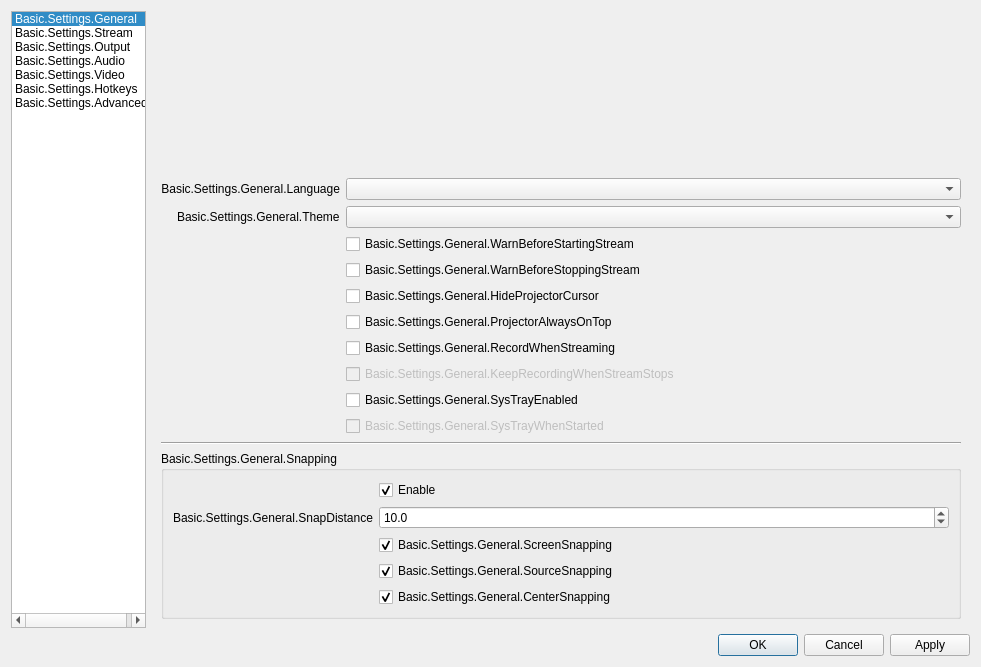
deepin-community/obs-studio, file UI/forms/OBSBasicSettings.ui: the form before one commit.
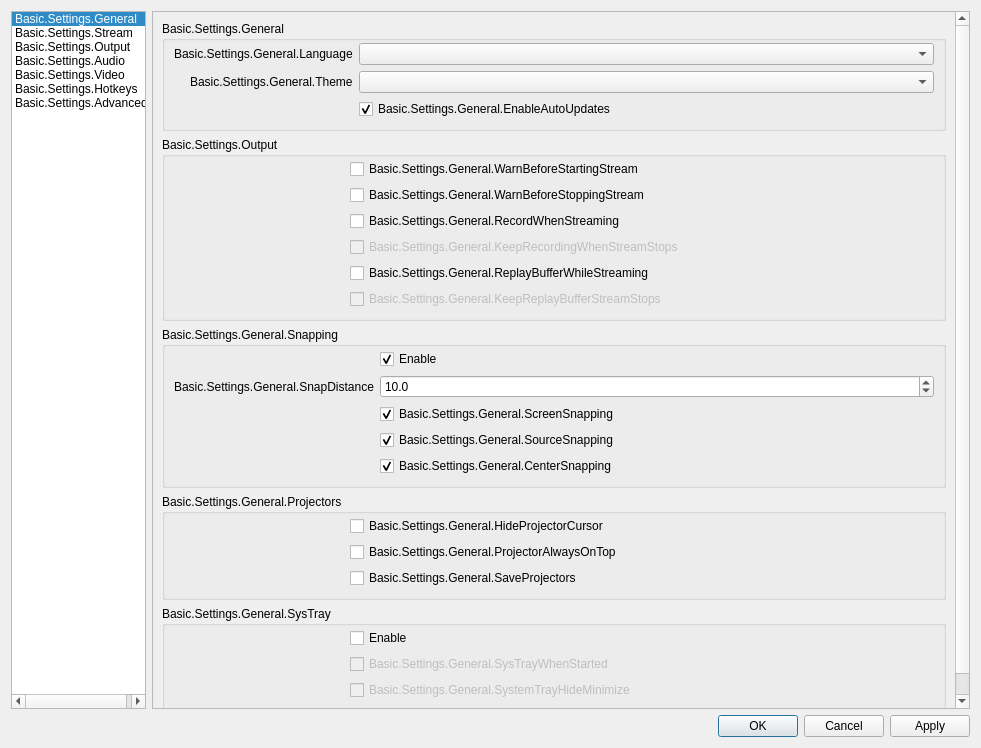
The form after the commit. The open tabs and pages were chosen to show the change. Icons and pictures are not drawn.

Diff of the .ui file:
```diff
--- a/UI/forms/OBSBasicSettings.ui
+++ b/UI/forms/OBSBasicSettings.ui
@@ -7,7 +7,7 @@
     <x>0</x>
     <y>0</y>
     <width>981</width>
-    <height>667</height>
+    <height>748</height>
    </rect>
   </property>
   <property name="sizePolicy">
@@ -116,221 +116,422 @@
         <number>0</number>
        </property>
        <widget class="QWidget" name="generalPage">
-        <layout class="QFormLayout" name="formLayout_2">
-         <property name="fieldGrowthPolicy">
-          <enum>QFormLayout::AllNonFixedFieldsGrow</enum>
+        <layout class="QVBoxLayout" name="verticalLayout_18">
+         <property name="leftMargin">
+          <number>0</number>
          </property>
-         <property name="labelAlignment">
-          <set>Qt::AlignRight|Qt::AlignTrailing|Qt::AlignVCenter</set>
+         <property name="topMargin">
+          <number>0</number>
          </property>
-         <item row="0" column="0">
-          <spacer name="verticalSpacer">
-           <property name="orientation">
-            <enum>Qt::Vertical</enum>
-           </property>
-           <property name="sizeHint" stdset="0">
-            <size>
-             <width>20</width>
-             <height>40</height>
-            </size>
-           </property>
-          </spacer>
-         </item>
-         <item row="1" column="0">
-          <widget class="QLabel" name="label">
-           <property name="minimumSize">
-            <size>
-             <width>170</width>
-             <height>0</height>
-            </size>
-           </property>
-           <property name="text">
-            <string>Basic.Settings.General.Language</string>
-           </property>
-           <property name="alignment">
-            <set>Qt::AlignRight|Qt::AlignTrailing|Qt::AlignVCenter</set>
-           </property>
-           <property name="buddy">
-            <cstring>language</cstring>
-           </property>
-          </widget>
-         </item>
-         <item row="1" column="1">
-          <widget class="QComboBox" name="language"/>
-         </item>
-         <item row="2" column="0">
-          <widget class="QLabel" name="label_42">
-           <property name="text">
-            <string>Basic.Settings.General.Theme</string>
-           </property>
-           <property name="buddy">
-            <cstring>theme</cstring>
-           </property>
-          </widget>
-         </item>
-         <item row="2" column="1">
-          <widget class="QComboBox" name="theme"/>
-         </item>
-         <item row="3" column="1">
-          <widget class="QCheckBox" name="warnBeforeStreamStart">
-           <property name="text">
-            <string>Basic.Settings.General.WarnBeforeStartingStream</string>
-           </property>
-          </widget>
-         </item>
-         <item row="4" column="1">
-          <widget class="QCheckBox" name="warnBeforeStreamStop">
-           <property name="text">
-            <string>Basic.Settings.General.WarnBeforeStoppingStream</string>
-           </property>
-          </widget>
-         </item>
-         <item row="7" column="1">
-          <widget class="QCheckBox" name="recordWhenStreaming">
-           <property name="text">
-            <string>Basic.Settings.General.RecordWhenStreaming</string>
-           </property>
-          </widget>
-         </item>
-         <item row="9" column="1">
-          <widget class="QCheckBox" name="systemTrayEnabled">
-           <property name="text">
-            <string>Basic.Settings.General.SysTrayEnabled</string>
-           </property>
-          </widget>
-         </item>
-         <item row="10" column="1">
-          <widget class="QCheckBox" name="systemTrayWhenStarted">
-           <property name="enabled">
-            <bool>false</bool>
-           </property>
-           <property name="text">
-            <string>Basic.Settings.General.SysTrayWhenStarted</string>
-           </property>
-          </widget>
-         </item>
-         <item row="11" column="0" colspan="2">
-          <widget class="Line" name="line_4">
-           <property name="orientation">
-            <enum>Qt::Horizontal</enum>
-           </property>
-          </widget>
-         </item>
-         <item row="12" column="0" colspan="2">
-          <widget class="QGroupBox" name="groupBox_10">
-           <property name="enabled">
+         <property name="rightMargin">
+          <number>0</number>
+         </property>
+         <property name="bottomMargin">
+          <number>0</number>
+         </property>
+         <item>
+          <widget class="QScrollArea" name="scrollArea_2">
+           <property name="widgetResizable">
             <bool>true</bool>
            </property>
-           <property name="sizePolicy">
-            <sizepolicy hsizetype="Preferred" vsizetype="Maximum">
-             <horstretch>0</horstretch>
-             <verstretch>0</verstretch>
-            </sizepolicy>
-           </property>
-           <property name="title">
-            <string>Basic.Settings.General.Snapping</string>
-           </property>
-           <property name="flat">
-            <bool>false</bool>
-           </property>
-           <layout class="QFormLayout" name="formLayout_21">
-            <property name="labelAlignment">
-             <set>Qt::AlignRight|Qt::AlignTrailing|Qt::AlignVCenter</set>
+           <widget class="QWidget" name="scrollAreaWidgetContents_2">
+            <property name="geometry">
+             <rect>
+              <x>0</x>
+              <y>0</y>
+              <width>818</width>
+              <height>697</height>
+             </rect>
             </property>
-            <item row="0" column="1">
-             <widget class="QCheckBox" name="snappingEnabled">
-              <property name="text">
-               <string>Enable</string>
-              </property>
-              <property name="checked">
-               <bool>true</bool>
-              </property>
-             </widget>
-            </item>
-            <item row="2" column="1">
-             <widget class="QCheckBox" name="screenSnapping">
-              <property name="text">
-               <string>Basic.Settings.General.ScreenSnapping</string>
-              </property>
-              <property name="checked">
-               <bool>true</bool>
-              </property>
-             </widget>
-            </item>
-            <item row="4" column="1">
-             <widget class="QCheckBox" name="centerSnapping">
-              <property name="text">
-               <string>Basic.Settings.General.CenterSnapping</string>
-              </property>
-              <property name="checked">
-               <bool>true</bool>
-              </property>
-             </widget>
-            </item>
-            <item row="3" column="1">
-             <widget class="QCheckBox" name="sourceSnapping">
-              <property name="text">
-               <string>Basic.Settings.General.SourceSnapping</string>
-              </property>
-              <property name="checked">
-               <bool>true</bool>
-              </property>
-             </widget>
-            </item>
-            <item row="1" column="1">
-             <widget class="QDoubleSpinBox" name="snapDistance">
-              <property name="decimals">
-               <number>1</number>
-              </property>
-              <property name="singleStep">
-               <double>0.500000000000000</double>
-              </property>
-              <property name="value">
-               <double>10.000000000000000</double>
-              </property>
-             </widget>
-            </item>
-            <item row="1" column="0">
-             <widget class="QLabel" name="label_9">
-              <property name="minimumSize">
-               <size>
-                <width>170</width>
-                <height>0</height>
-               </size>
-              </property>
-              <property name="text">
-               <string>Basic.Settings.General.SnapDistance</string>
-              </property>
-              <property name="alignment">
-               <set>Qt::AlignRight|Qt::AlignTrailing|Qt::AlignVCenter</set>
-              </property>
-             </widget>
-            </item>
-           </layout>
-          </widget>
-         </item>
-         <item row="5" column="1">
-          <widget class="QCheckBox" name="hideProjectorCursor">
-           <property name="text">
-            <string>Basic.Settings.General.HideProjectorCursor</string>
-           </property>
-          </widget>
-         </item>
-         <item row="8" column="1">
-          <widget class="QCheckBox" name="keepRecordStreamStops">
-           <property name="enabled">
-            <bool>false</bool>
-           </property>
-           <property name="text">
-            <string>Basic.Settings.General.KeepRecordingWhenStreamStops</string>
-           </property>
-          </widget>
-         </item>
-         <item row="6" column="1">
-          <widget class="QCheckBox" name="projectorAlwaysOnTop">
-           <property name="text">
-            <string>Basic.Settings.General.ProjectorAlwaysOnTop</string>
-           </property>
+            <layout class="QVBoxLayout" name="verticalLayout_19">
+             <property name="leftMargin">
+              <number>0</number>
+             </property>
+             <property name="topMargin">
+              <number>0</number>
+             </property>
+             <property name="rightMargin">
+              <number>0</number>
+             </property>
+             <property name="bottomMargin">
+              <number>9</number>
+             </property>
+             <item alignment="Qt::AlignTop">
+              <widget class="QWidget" name="widget_2" native="true">
+               <layout class="QVBoxLayout" name="verticalLayout_20">
+                <item>
+                 <widget class="QGroupBox" name="groupBox_15">
+                  <property name="title">
+                   <string>Basic.Settings.General</string>
+                  </property>
+                  <layout class="QFormLayout" name="formLayout_32">
+                   <property name="fieldGrowthPolicy">
+                    <enum>QFormLayout::AllNonFixedFieldsGrow</enum>
+                   </property>
+                   <property name="labelAlignment">
+                    <set>Qt::AlignRight|Qt::AlignTrailing|Qt::AlignVCenter</set>
+                   </property>
+                   <property name="topMargin">
+                    <number>2</number>
+                   </property>
+                   <item row="0" column="0">
+                    <widget class="QLabel" name="label">
+                     <property name="text">
+                      <string>Basic.Settings.General.Language</string>
+                     </property>
+                     <property name="buddy">
+                      <cstring>language</cstring>
+                     </property>
+                    </widget>
+                   </item>
+                   <item row="0" column="1">
+                    <widget class="QComboBox" name="language"/>
+                   </item>
+                   <item row="1" column="0">
+                    <widget class="QLabel" name="label_42">
+                     <property name="text">
+                      <string>Basic.Settings.General.Theme</string>
+                     </property>
+                     <property name="buddy">
+                      <cstring>theme</cstring>
+                     </property>
+                    </widget>
+                   </item>
+                   <item row="1" column="1">
+                    <widget class="QComboBox" name="theme"/>
+                   </item>
+                   <item row="2" column="1">
+                    <widget class="QCheckBox" name="enableAutoUpdates">
+                     <property name="text">
+                      <string>Basic.Settings.General.EnableAutoUpdates</string>
+                     </property>
+                     <property name="checked">
+                      <bool>true</bool>
+                     </property>
+                    </widget>
+                   </item>
+                   <item row="2" column="0">
+                    <spacer name="horizontalSpacer_3">
+                     <property name="orientation">
+                      <enum>Qt::Horizontal</enum>
+                     </property>
+                     <property name="sizeType">
+                      <enum>QSizePolicy::Fixed</enum>
+                     </property>
+                     <property name="sizeHint" stdset="0">
+                      <size>
+                       <width>170</width>
+                       <height>5</height>
+                      </size>
+                     </property>
+                    </spacer>
+                   </item>
+                  </layout>
+                 </widget>
+                </item>
+                <item>
+                 <widget class="QGroupBox" name="groupBox_16">
+                  <property name="title">
+                   <string>Basic.Settings.Output</string>
+                  </property>
+                  <layout class="QFormLayout" name="formLayout_2">
+                   <property name="fieldGrowthPolicy">
+                    <enum>QFormLayout::AllNonFixedFieldsGrow</enum>
+                   </property>
+                   <property name="topMargin">
+                    <number>2</number>
+                   </property>
+                   <item row="0" column="0">
+                    <spacer name="horizontalSpacer_5">
+                     <property name="orientation">
+                      <enum>Qt::Horizontal</enum>
+                     </property>
+                     <property name="sizeType">
+                      <enum>QSizePolicy::Fixed</enum>
+                     </property>
+                     <property name="sizeHint" stdset="0">
+                      <size>
+                       <width>170</width>
+                       <height>5</height>
+                      </size>
+                     </property>
+                    </spacer>
+                   </item>
+                   <item row="0" column="1">
+                    <widget class="QCheckBox" name="warnBeforeStreamStart">
+                     <property name="text">
+                      <string>Basic.Settings.General.WarnBeforeStartingStream</string>
+                     </property>
+                    </widget>
+                   </item>
+                   <item row="1" column="1">
+                    <widget class="QCheckBox" name="warnBeforeStreamStop">
+                     <property name="text">
+                      <string>Basic.Settings.General.WarnBeforeStoppingStream</string>
+                     </property>
+                    </widget>
+                   </item>
+                   <item row="2" column="1">
+                    <widget class="QCheckBox" name="recordWhenStreaming">
+                     <property name="text">
+                      <string>Basic.Settings.General.RecordWhenStreaming</string>
+                     </property>
+                    </widget>
+                   </item>
+                   <item row="3" column="1">
+                    <widget class="QCheckBox" name="keepRecordStreamStops">
+                     <property name="enabled">
+                      <bool>false</bool>
+                     </property>
+                     <property name="text">
+                      <string>Basic.Settings.General.KeepRecordingWhenStreamStops</string>
+                     </property>
+                    </widget>
+                   </item>
+                   <item row="4" column="1">
+                    <widget class="QCheckBox" name="replayWhileStreaming">
+                     <property name="text">
+                      <string>Basic.Settings.General.ReplayBufferWhileStreaming</string>
+                     </property>
+                    </widget>
+                   </item>
+                   <item row="5" column="1">
+                    <widget class="QCheckBox" name="keepReplayStreamStops">
+                     <property name="enabled">
+                      <bool>false</bool>
+                     </property>
+                     <property name="text">
+                      <string>Basic.Settings.General.KeepReplayBufferStreamStops</string>
+                     </property>
+                    </widget>
+                   </item>
+                  </layout>
+                 </widget>
+                </item>
+                <item>
+                 <widget class="QGroupBox" name="groupBox_10">
+                  <property name="enabled">
+                   <bool>true</bool>
+                  </property>
+                  <property name="sizePolicy">
+                   <sizepolicy hsizetype="Preferred" vsizetype="Maximum">
+                    <horstretch>0</horstretch>
+                    <verstretch>0</verstretch>
+                   </sizepolicy>
+                  </property>
+                  <property name="title">
+                   <string>Basic.Settings.General.Snapping</string>
+                  </property>
+                  <property name="flat">
+                   <bool>false</bool>
+                  </property>
+                  <layout class="QFormLayout" name="formLayout_21">
+                   <property name="fieldGrowthPolicy">
+                    <enum>QFormLayout::AllNonFixedFieldsGrow</enum>
+                   </property>
+                   <property name="labelAlignment">
+                    <set>Qt::AlignRight|Qt::AlignTrailing|Qt::AlignVCenter</set>
+                   </property>
+                   <property name="topMargin">
+                    <number>2</number>
+                   </property>
+                   <item row="0" column="1">
+                    <widget class="QCheckBox" name="snappingEnabled">
+                     <property name="text">
+                      <string>Enable</string>
+                     </property>
+                     <property name="checked">
+                      <bool>true</bool>
+                     </property>
+                    </widget>
+                   </item>
+                   <item row="2" column="1">
+                    <widget class="QCheckBox" name="screenSnapping">
+                     <property name="text">
+                      <string>Basic.Settings.General.ScreenSnapping</string>
+                     </property>
+                     <property name="checked">
+                      <bool>true</bool>
+                     </property>
+                    </widget>
+                   </item>
+                   <item row="4" column="1">
+                    <widget class="QCheckBox" name="centerSnapping">
+                     <property name="text">
+                      <string>Basic.Settings.General.CenterSnapping</string>
+                     </property>
+                     <property name="checked">
+                      <bool>true</bool>
+                     </property>
+                    </widget>
+                   </item>
+                   <item row="3" column="1">
+                    <widget class="QCheckBox" name="sourceSnapping">
+                     <property name="text">
+                      <string>Basic.Settings.General.SourceSnapping</string>
+                     </property>
+                     <property name="checked">
+                      <bool>true</bool>
+                     </property>
+                    </widget>
+                   </item>
+                   <item row="1" column="1">
+                    <widget class="QDoubleSpinBox" name="snapDistance">
+                     <property name="decimals">
+                      <number>1</number>
+                     </property>
+                     <property name="singleStep">
+                      <double>0.500000000000000</double>
+                     </property>
+                     <property name="value">
+                      <double>10.000000000000000</double>
+                     </property>
+                    </widget>
+                   </item>
+                   <item row="1" column="0">
+                    <widget class="QLabel" name="label_9">
+                     <property name="text">
+                      <string>Basic.Settings.General.SnapDistance</string>
+                     </property>
+                     <property name="buddy">
+                      <cstring>snapDistance</cstring>
+                     </property>
+                    </widget>
+                   </item>
+                   <item row="3" column="0">
+                    <spacer name="horizontalSpacer_4">
+                     <property name="orientation">
+                      <enum>Qt::Horizontal</enum>
+                     </property>
+                     <property name="sizeType">
+                      <enum>QSizePolicy::Fixed</enum>
+                     </property>
+                     <property name="sizeHint" stdset="0">
+                      <size>
+                       <width>170</width>
+                       <height>5</height>
+                      </size>
+                     </property>
+                    </spacer>
+                   </item>
+                  </layout>
+                 </widget>
+                </item>
+                <item>
+                 <widget class="QGroupBox" name="groupBox_14">
+                  <property name="title">
+                   <string>Basic.Settings.General.Projectors</string>
+                  </property>
+                  <layout class="QFormLayout" name="formLayout_28">
+                   <property name="fieldGrowthPolicy">
+                    <enum>QFormLayout::AllNonFixedFieldsGrow</enum>
+                   </property>
+                   <property name="topMargin">
+                    <number>2</number>
+                   </property>
+                   <item row="0" column="1">
+                    <widget class="QCheckBox" name="hideProjectorCursor">
+                     <property name="text">
+                      <string>Basic.Settings.General.HideProjectorCursor</string>
+                     </property>
+                    </widget>
+                   </item>
+                   <item row="1" column="1">
+                    <widget class="QCheckBox" name="projectorAlwaysOnTop">
+                     <property name="text">
+                      <string>Basic.Settings.General.ProjectorAlwaysOnTop</string>
+                     </property>
+                    </widget>
+                   </item>
+                   <item row="2" column="1">
+                    <widget class="QCheckBox" name="saveProjectors">
+                     <property name="text">
+                      <string>Basic.Settings.General.SaveProjectors</string>
+                     </property>
+                    </widget>
+                   </item>
+                   <item row="1" column="0">
+                    <spacer name="horizontalSpacer">
+                     <property name="orientation">
+                      <enum>Qt::Horizontal</enum>
+                     </property>
+                     <property name="sizeType">
+                      <enum>QSizePolicy::Fixed</enum>
+                     </property>
+                     <property name="sizeHint" stdset="0">
+                      <size>
+                       <width>170</width>
+                       <height>5</height>
+                      </size>
+                     </property>
+                    </spacer>
+                   </item>
+                  </layout>
+                 </widget>
+                </item>
+                <item>
+                 <widget class="QGroupBox" name="groupBox_13">
+                  <property name="title">
+                   <string>Basic.Settings.General.SysTray</string>
+                  </property>
+                  <layout class="QFormLayout" name="formLayout_29">
+                   <property name="fieldGrowthPolicy">
+                    <enum>QFormLayout::AllNonFixedFieldsGrow</enum>
+                   </property>
+                   <property name="topMargin">
+                    <number>2</number>
+                   </property>
+                   <item row="0" column="1">
+                    <widget class="QCheckBox" name="systemTrayEnabled">
+                     <property name="text">
+                      <string>Enable</string>
+                     </property>
+                    </widget>
+                   </item>
+                   <item row="1" column="1">
+                    <widget class="QCheckBox" name="systemTrayWhenStarted">
+                     <property name="enabled">
+                      <bool>false</bool>
+                     </property>
+                     <property name="text">
+                      <string>Basic.Settings.General.SysTrayWhenStarted</string>
+                     </property>
+                    </widget>
+                   </item>
+                   <item row="2" column="1">
+                    <widget class="QCheckBox" name="systemTrayAlways">
+                     <property name="enabled">
+                      <bool>false</bool>
+                     </property>
+                     <property name="text">
+                      <string>Basic.Settings.General.SystemTrayHideMinimize</string>
+                     </property>
+                    </widget>
+                   </item>
+                   <item row="1" column="0">
+                    <spacer name="horizontalSpacer_2">
+                     <property name="orientation">
+                      <enum>Qt::Horizontal</enum>
+                     </property>
+                     <property name="sizeType">
+                      <enum>QSizePolicy::Fixed</enum>
+                     </property>
+                     <property name="sizeHint" stdset="0">
+                      <size>
+                       <width>170</width>
+                       <height>5</height>
+                      </size>
+                     </property>
+                    </spacer>
+                   </item>
+                  </layout>
+                 </widget>
+                </item>
+               </layout>
+              </widget>
+             </item>
+            </layout>
+           </widget>
           </widget>
          </item>
         </layout>
```
Left out of the diff: 1376 changed lines with no effect on the pictures.
